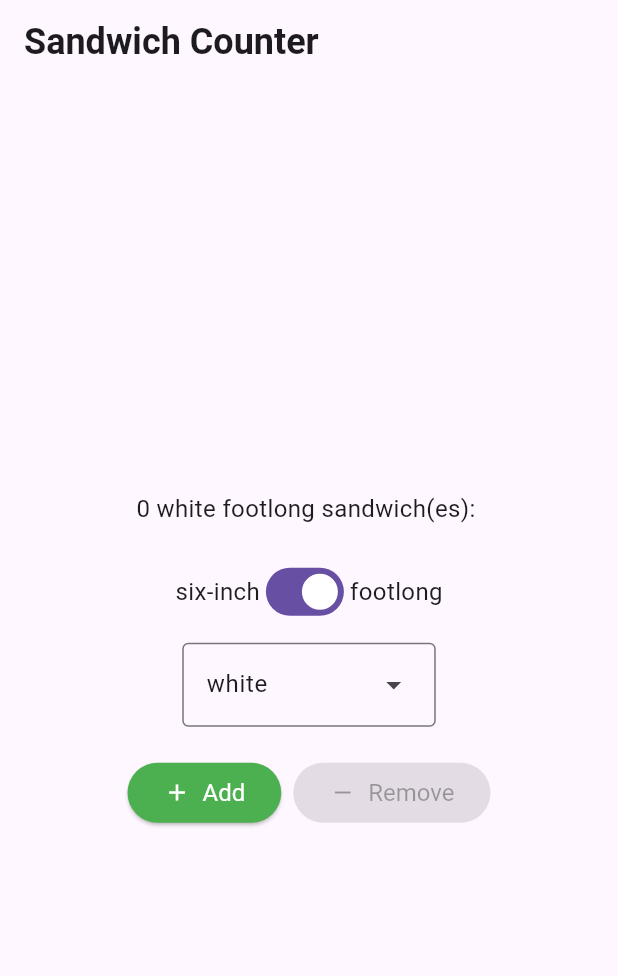
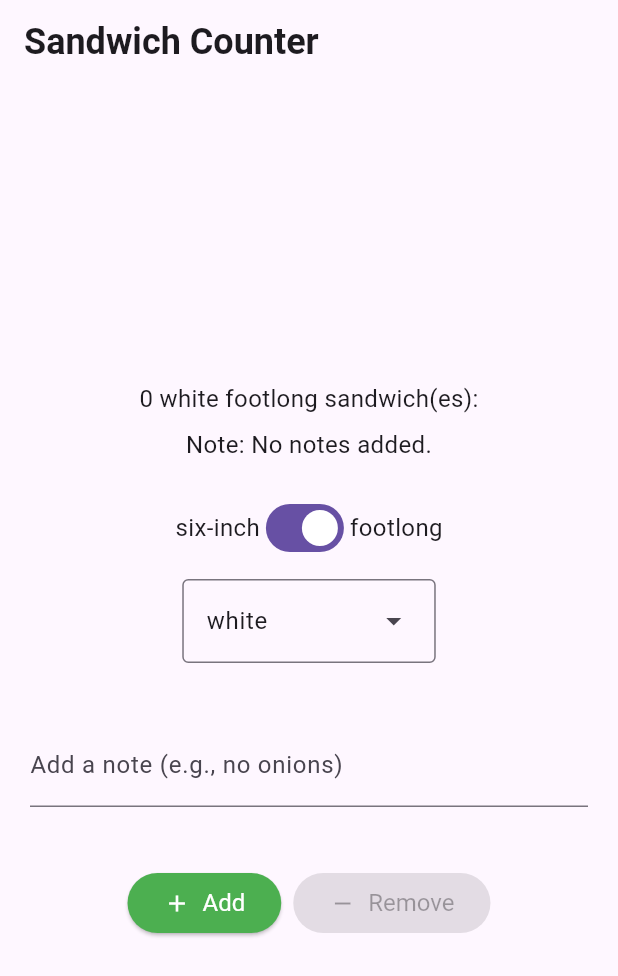
Before and after one commit to manighahrmani/sandwich_shop, a Flutter app: the screen it shows after launch, on a phone screen of 412 x 824 dp. Shown: the top 976 px of the screen. Run offline on Flutter 3.47's test engine with Material 3 defaults, Android fonts, the phone set to English and light mode, and no system bars.

Commit message:
Simplify the notes task

```diff
--- a/lib/main.dart
+++ b/lib/main.dart
@@ -34,6 +34,28 @@ class _OrderScreenState extends State<OrderScreen> {
   int _quantity = 0;
   bool _isFootlong = true;
   BreadType _selectedBreadType = BreadType.white;
+  final TextEditingController _notesController = TextEditingController();
+  String _orderNote = 'No notes added.';
+
+  @override
+  void initState() {
+    super.initState();
+    _notesController.addListener(() {
+      setState(() {
+        if (_notesController.text.isEmpty) {
+          _orderNote = 'No notes added.';
+        } else {
+          _orderNote = _notesController.text;
+        }
+      });
+    });
+  }
+
+  @override
+  void dispose() {
+    _notesController.dispose();
+    super.dispose();
+  }
 
   VoidCallback? _getIncreaseCallback() {
     if (_quantity < widget.maxQuantity) {
@@ -97,6 +119,7 @@ class _OrderScreenState extends State<OrderScreen> {
               quantity: _quantity,
               itemType: sandwichType,
               breadType: _selectedBreadType,
+              orderNote: _orderNote,
             ),
             const SizedBox(height: 20),
             Row(
@@ -116,6 +139,16 @@ class _OrderScreenState extends State<OrderScreen> {
               initialSelection: _selectedBreadType,
               onSelected: _onBreadTypeSelected,
               dropdownMenuEntries: _buildDropdownEntries(),
+            ),
+            const SizedBox(height: 20),
+            Padding(
+              padding: const EdgeInsets.all(20.0),
+              child: TextField(
+                controller: _notesController,
+                decoration: const InputDecoration(
+                  labelText: 'Add a note (e.g., no onions)',
+                ),
+              ),
             ),
             const SizedBox(height: 20),
             Row(
@@ -186,12 +219,14 @@ class OrderItemDisplay extends StatelessWidget {
   final int quantity;
   final String itemType;
   final BreadType breadType;
+  final String orderNote;
 
   const OrderItemDisplay({
     super.key,
     required this.quantity,
     required this.itemType,
     required this.breadType,
+    required this.orderNote,
   });
 
   @override
@@ -199,9 +234,27 @@ class OrderItemDisplay extends StatelessWidget {
     String displayText =
         '$quantity ${breadType.name} $itemType sandwich(es): ${'🥪' * quantity}';
 
-    return Text(
-      displayText,
-      style: normalText,
+    List<Widget> children = [
+      Text(
+        displayText,
+        style: normalText,
+        textAlign: TextAlign.center,
+      ),
+    ];
+
+    if (orderNote.isNotEmpty) {
+      children.add(const SizedBox(height: 8));
+      children.add(
+        Text(
+          'Note: $orderNote',
+          style: normalText.copyWith(fontWeight: FontWeight.normal),
+          textAlign: TextAlign.center,
+        ),
+      );
+    }
+
+    return Column(
+      children: children,
     );
   }
 }
```
